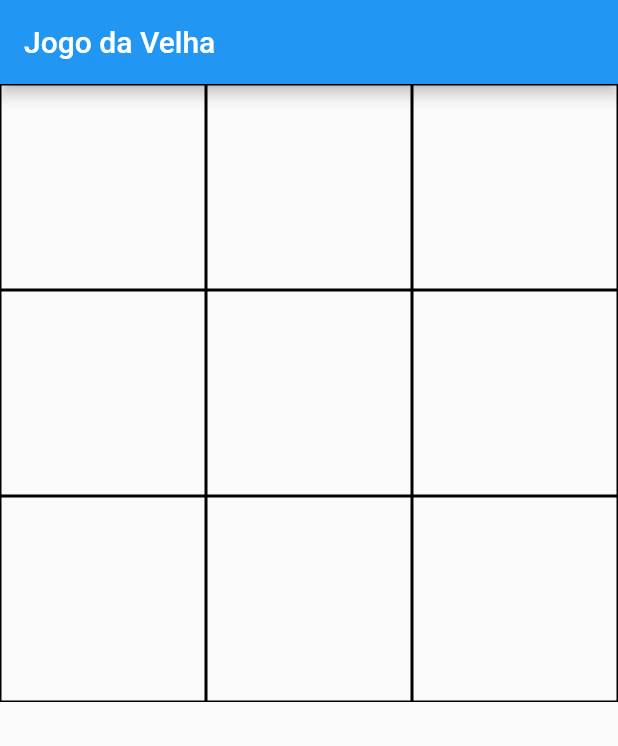
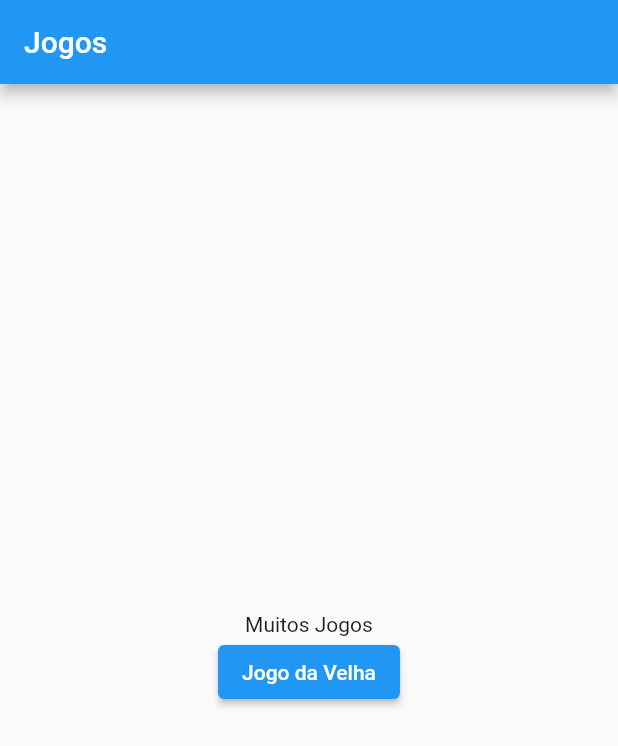
Before and after one commit to FagionatoRafael/jogodavelha, a Flutter app: the screen it shows after launch, on a phone screen of 412 x 824 dp. Shown: the top 746 px of the screen. Run offline on Flutter 3.47's test engine with Material 2 defaults, Android fonts, the phone set to English and light mode, and no system bars.

Commit message:
add tela home e arrumando arquivos

```diff
--- /dev/null
+++ b/lib/View/home.dart
@@ -0,0 +1,27 @@
+import 'package:flutter/material.dart';
+import 'package:jogodavelha/View/tic_tac_toe_view.dart';
+
+class Home extends StatefulWidget {
+  const Home({super.key});
+
+  @override
+  _HomeState createState() => _HomeState();
+}
+
+class _HomeState extends State<Home> {
+  @override
+  Widget build(BuildContext context) {
+    return Center(
+      child: Column(
+        mainAxisAlignment: MainAxisAlignment.center,
+        children: [
+          Text('Muitos Jogos'),
+          ElevatedButton(
+              onPressed: () => Navigator.push(context,
+                MaterialPageRoute(builder: (context) => const TicTacToeView()),),
+              child: Text('Jogo da Velha'))
+        ],
+      )
+    );
+  }
+}
--- a/lib/main.dart
+++ b/lib/main.dart
@@ -1,6 +1,7 @@
 import 'package:flutter/material.dart';
+import 'package:jogodavelha/View/home.dart';
 import 'dart:math';
-import 'package:jogodavelha/ticTacToeGame.dart';
+import 'package:jogodavelha/controller/ticTacToeGame.dart';
 
 void main() {
   runApp(const MyApp());
@@ -13,6 +14,7 @@ class MyApp extends StatelessWidget {
   @override
   Widget build(BuildContext context) {
     return MaterialApp(
+      debugShowCheckedModeBanner: false,
       theme: ThemeData(
         primarySwatch: Colors.blue,
       ),
@@ -34,102 +36,13 @@ class _MyHomePageState extends State<MyHomePage> {
 
   @override
   Widget build(BuildContext context) {
-    return const Scaffold(
-      body: TicTacToeScreen()
-    );
-  }
-}
 
-
-class TicTacToeScreen extends StatefulWidget {
-  const TicTacToeScreen({super.key});
-
-  @override
-  _TicTacToeScreenState createState() => _TicTacToeScreenState();
-}
-
-class _TicTacToeScreenState extends State<TicTacToeScreen> {
-  late TicTacToeGame _game;
-
-  @override
-  void initState() {
-    super.initState();
-    _game = TicTacToeGame();
-  }
-
-  @override
-  Widget build(BuildContext context) {
     return Scaffold(
       appBar: AppBar(
-        title: const Text('Jogo da Velha'),
+        title: const Text('Jogos'),
       ),
-      body: Center(
-        child: GridView.builder(
-          gridDelegate: const SliverGridDelegateWithFixedCrossAxisCount(
-            crossAxisCount: 3,
-          ),
-          itemCount: 9,
-          itemBuilder: (context, index) {
-            return GestureDetector(
-              onTap: () {
-                setState(() {
-                  _game.play(index);
-                });
-              },
-              child: Container(
-                decoration: BoxDecoration(
-                  border: Border.all(),
-                ),
-                child: Center(
-                  child: _buildSquare(index),
-                ),
-              ),
-            );
-          },
-        ),
-      ),
-      bottomNavigationBar: _buildBottomNavigationBar(),
+      body: Home(),
     );
   }
 
-  Widget _buildSquare(int index) {
-    switch (_game.getSquare(index)) {
-      case SquareType.X:
-        return const Icon(Icons.clear, size: 72);
-      case SquareType.O:
-        return const Icon(Icons.circle_outlined, size: 72);
-      default:
-        return const SizedBox.shrink();
-    }
-  }
-
-  Widget _buildBottomNavigationBar() {
-    if (_game.isGameOver) {
-      return Container(
-        height: 60,
-        color: Colors.black12,
-        child: InkWell(
-          onTap: () {
-            setState(() {
-              _game = TicTacToeGame();
-            });
-          },
-          child: Padding(
-            padding: EdgeInsets.only(top: 8.0),
-            child: Column(
-              children: <Widget>[
-                Icon(
-                  Icons.replay,
-                  color: Theme.of(context).primaryColor,
-                ),
-                Text('Recomeçar'),
-              ],
-            ),
-          ),
-        ),
-      );
-    } else {
-      return const Text('');
-    }
-  }
 }
```
Also changed, not shown: lib/View/tic_tac_toe_view.dart (added, +122 -0 lines), lib/controller/ticTacToeGame.dart (renamed from lib/ticTacToeGame.dart).
